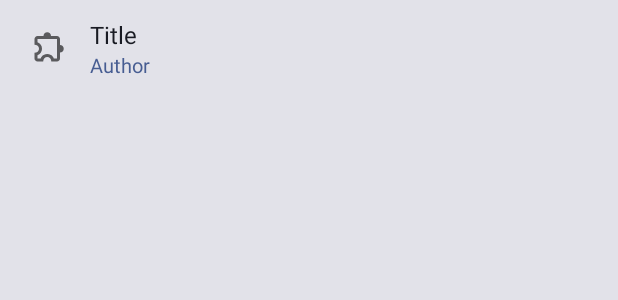
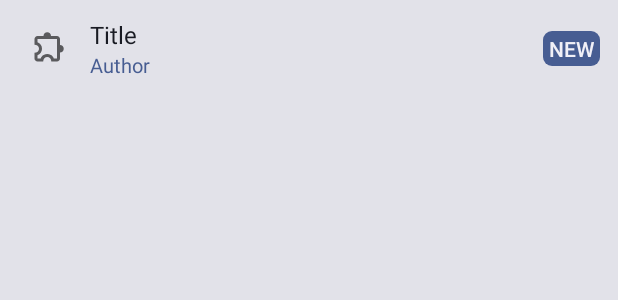
Before and after one commit to DerTyp7214/RboardPatcher, an Android app: the layout patch_layout.xml on its own in the app's theme, with its tools: preview values and no code run, on a phone screen of 412 x 824 dp. Shown: the top 300 px of the screen. Run offline under Robolectric (Android 15) with nearby library versions, the phone set to English and light mode, and no system bars.

Commit message:
new tag if patch is new

```diff
--- a/app/build.gradle
+++ b/app/build.gradle
@@ -12,8 +12,8 @@ android {
         applicationId "de.dertyp7214.rboardpatcher"
         minSdk 26
         targetSdk 33
-        versionCode 1700
-        versionName "1.7"
+        versionCode 1800
+        versionName "1.8"
 
         testInstrumentationRunner "androidx.test.runner.AndroidJUnitRunner"
     }
@@ -48,6 +48,7 @@ dependencies {
     implementation 'org.jetbrains.kotlin:kotlin-stdlib-jdk7:1.7.10'
     implementation 'org.jetbrains.kotlinx:kotlinx-coroutines-android:1.6.4'
     implementation 'com.google.code.gson:gson:2.9.1'
+    implementation 'androidx.preference:preference-ktx:1.2.0'
     testImplementation 'junit:junit:4.13.2'
     androidTestImplementation 'androidx.test.ext:junit:1.1.3'
     androidTestImplementation 'androidx.test.espresso:espresso-core:3.4.0'
--- a/app/src/main/java/de/dertyp7214/rboardpatcher/core/Context.kt
+++ b/app/src/main/java/de/dertyp7214/rboardpatcher/core/Context.kt
@@ -1,9 +1,14 @@
 package de.dertyp7214.rboardpatcher.core
 
 import android.content.Context
+import android.content.SharedPreferences
 import android.util.TypedValue
 import androidx.annotation.AttrRes
+import androidx.preference.PreferenceManager
 import java.io.File
+
+val Context.preferences: SharedPreferences
+    get() = PreferenceManager.getDefaultSharedPreferences(this)
 
 fun Context.clearTmp() {
     File(cacheDir, "tmp").listFiles()?.forEach { it.deleteRecursively() }
--- a/app/src/main/java/de/dertyp7214/rboardpatcher/screens/PatchActivity.kt
+++ b/app/src/main/java/de/dertyp7214/rboardpatcher/screens/PatchActivity.kt
@@ -6,6 +6,7 @@ import android.os.Bundle
 import android.view.View.GONE
 import android.view.View.VISIBLE
 import androidx.activity.result.contract.ActivityResultContracts
+import androidx.core.content.edit
 import androidx.recyclerview.widget.LinearLayoutManager
 import androidx.recyclerview.widget.RecyclerView
 import com.google.android.material.button.MaterialButton
@@ -75,6 +76,11 @@ class PatchActivity : BaseActivity() {
     override fun onCreate(savedInstanceState: Bundle?) {
         super.onCreate(savedInstanceState)
         setContentView(R.layout.activity_patch)
+
+        preferences.edit {
+            putLong("previousVisit", preferences.getLong("lastVisit", System.currentTimeMillis()))
+            putLong("lastVisit", System.currentTimeMillis())
+        }
 
         val themeDataClass = intent.getStringExtra("themePath")?.parseThemeDataClass()
 
--- /dev/null
+++ b/app/src/main/res/drawable/bg_round_6.xml
@@ -0,0 +1,7 @@
+<?xml version="1.0" encoding="utf-8"?>
+<shape xmlns:android="http://schemas.android.com/apk/res/android">
+    <solid
+        android:color="?attr/colorBackgroundFloating"/>
+    <corners
+        android:radius="6dp" />
+</shape>
--- a/app/src/main/res/layout/patch_layout.xml
+++ b/app/src/main/res/layout/patch_layout.xml
@@ -30,10 +30,9 @@
             android:layout_width="0dp"
             android:layout_height="wrap_content"
             android:layout_marginStart="16dp"
-            android:layout_marginEnd="32dp"
             android:orientation="vertical"
             app:layout_constraintBottom_toBottomOf="parent"
-            app:layout_constraintEnd_toEndOf="parent"
+            app:layout_constraintEnd_toStartOf="@+id/newTag"
             app:layout_constraintStart_toEndOf="@+id/imageView"
             app:layout_constraintTop_toTopOf="parent">
 
@@ -56,5 +55,24 @@
                 tools:text="Author" />
         </LinearLayout>
 
+        <TextView
+            android:id="@+id/newTag"
+            android:layout_width="wrap_content"
+            android:layout_height="wrap_content"
+            android:layout_marginEnd="8dp"
+            android:background="@drawable/bg_round_6"
+            android:backgroundTint="?attr/colorPrimary"
+            android:paddingHorizontal="4dp"
+            android:paddingVertical="2dp"
+            android:text="@string/newTag"
+            android:textAllCaps="true"
+            android:textAppearance="@style/TextAppearance.AppCompat.Body2"
+            android:textColor="?attr/colorOnPrimary"
+            android:visibility="gone"
+            app:layout_constraintBottom_toBottomOf="parent"
+            app:layout_constraintEnd_toEndOf="parent"
+            app:layout_constraintTop_toTopOf="parent"
+            tools:visibility="visible" />
+
     </androidx.constraintlayout.widget.ConstraintLayout>
 </com.google.android.material.card.MaterialCardView>
--- a/app/src/main/res/values/strings.xml
+++ b/app/src/main/res/values/strings.xml
@@ -13,4 +13,5 @@
     <string name="xdaThreadUrl">https://www.xda-developers.com/rboard-theme-manager-gboard-custom-themes-hidden-settings/</string>
     <string name="sourceCodeUrl">https://github.com/DerTyp7214/RboardPatcher</string>
     <string name="patchesRepoUrl">https://github.com/GboardThemes/Patches</string>
+    <string name="newTag">New</string>
 </resources>
```
Also changed, not shown: app/src/main/java/de/dertyp7214/rboardpatcher/adapter/PatchAdapter.kt (+7 -0 lines).
